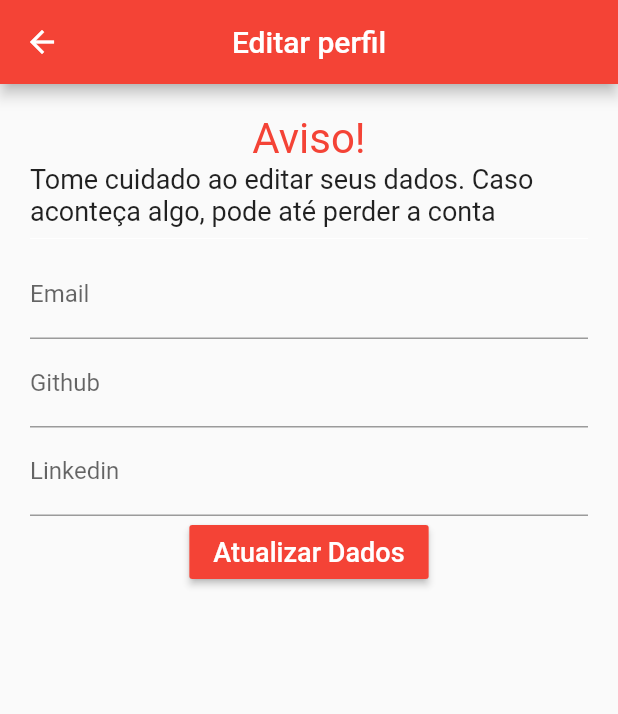
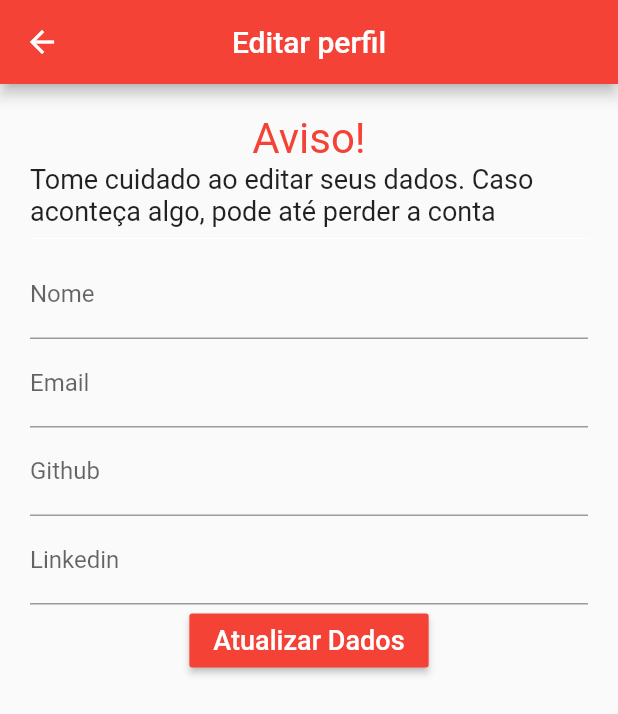
Before and after one commit to ramonpaolo/app-blog-data-science, a Flutter app: the Nav screen opened directly, item 2 of the bottom bar chosen, after a tap on "Editar", on a phone screen of 412 x 824 dp. Shown: the top 714 px of the screen. Run offline on Flutter 3.47's test engine with Material 2 defaults, Android fonts, the phone set to English and light mode, and no system bars; missing offline and left inert: mysql1, simple_splashscreen.

```diff
--- a/lib/login/Login.dart
+++ b/lib/login/Login.dart
@@ -2,6 +2,8 @@ import 'package:flutter/material.dart';
 import './Cadastro.dart';
 import '../navigation/Nav.dart';
 import 'package:mysql1/mysql1.dart';
+
+//https://sourceforge.net/projects/linux-4-flutter-devs/
 
 class Login extends StatefulWidget {
   @override
--- a/lib/navigation/Nav.dart
+++ b/lib/navigation/Nav.dart
@@ -63,8 +63,8 @@ class _NavState extends State<Nav> {
                   context,
                   MaterialPageRoute(
                       builder: (context) => AddConteudo(
-                            github: widget.github,
-                            id_user: widget.id_user,
+                            github: user["github"],
+                            id_user: user["id"],
                             email: widget.email,
                           )));
             },
@@ -85,7 +85,6 @@ class _NavState extends State<Nav> {
           onTap: (i) {
             setState(() {
               index = i;
-              print(widget.email);
             });
           },
           currentIndex: index,
--- a/lib/routes/home/Home.dart
+++ b/lib/routes/home/Home.dart
@@ -12,11 +12,15 @@ class Home extends StatefulWidget {
 class _HomeState extends State<Home> {
   Map projeto = {};
   List projetos = [];
+  List projetosPerson = [];
+  Map projetoPerson = {};
   int valor = 0;
   int limite = 15;
 
   Future<dynamic> getFutureDados() async {
-    var settings = ConnectionSettings();
+    var settings = ConnectionSettings(
+
+    );
     var conn = await MySqlConnection.connect(settings);
     var results = conn.query("select * from conteudo");
     await results
@@ -31,15 +35,26 @@ class _HomeState extends State<Home> {
                     "fast_describe": element["rapida_descricao"].toString(),
                     "describe": element["descricao"].toString(),
                     "github": element["github"].toString(),
-                    "criacao": element["criacao"].toString()
+                    "criacao": element["criacao"].toString(),
+                    "id_user": element["id_user"].toString()
                   };
                   projetos.add(projeto);
                 }
               })
             })
         .catchError((onError) => print("Errorr: ${onError}"));
+    valor = 0;
+    projetos.forEach((element) {
+      print(element);
+      var resultsPerson = conn.query("select * from users where id_user = ?", [
+        element["id_user"]
+      ]).then((value) => value.forEach((element) {
+            projetoPerson = {"nome": element["nome"]};
+            projetosPerson.add(projetoPerson);
+          }));
+    });
 
-    conn.close();
+    // conn.close();
     return projetos;
   }
 
@@ -88,6 +103,7 @@ class _HomeState extends State<Home> {
                                         ["fast_describe"],
                                     github: projetos[index]["github"],
                                     describe: projetos[index]["describe"],
+                                    autor: projetosPerson[index]["nome"],
                                   ))),
                     )));
                   });
--- a/lib/routes/pub/AddConteudo.dart
+++ b/lib/routes/pub/AddConteudo.dart
@@ -23,7 +23,7 @@ class _AddConteudoState extends State<AddConteudo> {
     var conn = await MySqlConnection.connect(settings);
     conn.query(
         "insert into conteudo (id_conteudo, title, github, rapida_descricao, descricao, id_user) values(null,?,?,?,?,?)",
-        [titulo, github, rapida_descricao, descricao, id_user]);
+        [titulo, github, rapida_descricao, descricao, widget.id_user]);
     Navigator.of(context).pop();
     Navigator.pushReplacement(
         context,
--- a/lib/routes/user/Edit.dart
+++ b/lib/routes/user/Edit.dart
@@ -2,12 +2,13 @@ import 'package:flutter/material.dart';
 import 'package:mysql1/mysql1.dart';
 
 class Edit extends StatefulWidget {
-  Edit({Key key, this.email, this.github, this.linkedin, this.id})
+  Edit({Key key, this.email, this.github, this.linkedin, this.id, this.nome})
       : super(key: key);
   final String email;
   final String github;
   final String linkedin;
   final String id;
+  final String nome;
 
   @override
   _EditState createState() => _EditState();
@@ -19,9 +20,10 @@ class _EditState extends State<Edit> {
   String email;
   String github;
   String linkedin;
+  String nome;
   bool snack = false;
 
-  Future connection(id, email, github, linkedin) async {
+  Future connection(id, email, github, linkedin, nome) async {
     var settings = ConnectionSettings();
     var conn = await MySqlConnection.connect(settings);
     var results = await conn
@@ -30,6 +32,8 @@ class _EditState extends State<Edit> {
         .query("update users set email = ? where id_user = ?", [email, id]);
     results = await conn.query(
         "update users set linkedin = ? where id_user = ?", [linkedin, id]);
+    results = await conn
+        .query("update users set nome = ? where id_user = ?", [nome, id]);
     conn.close();
   }
 
@@ -39,6 +43,7 @@ class _EditState extends State<Edit> {
     email = widget.email;
     github = widget.github;
     linkedin = widget.linkedin;
+    nome = widget.nome;
     super.initState();
   }
 
@@ -69,13 +74,14 @@ class _EditState extends State<Edit> {
                   Divider(
                     color: Colors.white,
                   ),
+                  formulario(TextInputType.name, nome, "Nome", nome),
                   formulario(TextInputType.emailAddress, email, "Email", email),
                   formulario(TextInputType.url, github, "Github", github),
                   formulario(TextInputType.url, linkedin, "Linkedin", linkedin),
                   RaisedButton(
                     onPressed: () {
                       if (key.currentState.validate()) {
-                        connection(widget.id, email, github, linkedin);
+                        connection(widget.id, email, github, linkedin, nome);
 
                         return Navigator.pop(context);
                       }
@@ -116,6 +122,9 @@ class _EditState extends State<Edit> {
           } else if (variavel == linkedin) {
             linkedin = context;
             print("Linkedin: " + linkedin);
+          } else if (variavel == nome) {
+            nome = context;
+            print("Nome: " + nome);
           }
         });
       },
--- a/lib/routes/user/User.dart
+++ b/lib/routes/user/User.dart
@@ -128,6 +128,7 @@ class _UsersState extends State<Users> {
                                           linkedin: user["linkedin"],
                                           email: user["email"],
                                           id: user["id"],
+                                          nome: user["nome"],
                                         )));
                           },
                           icon: Icon(
@@ -143,7 +144,7 @@ class _UsersState extends State<Users> {
                     ],
                   );
                 } else {
-                  return CircularProgressIndicator();
+                  return Center(child: CircularProgressIndicator());
                 }
               })),
     ));
--- a/lib/routes/visualizacao/Visualizacao.dart
+++ b/lib/routes/visualizacao/Visualizacao.dart
@@ -107,7 +107,7 @@ class _VisualizacaoState extends State<Visualizacao> {
                 color: Colors.white,
               ),
               Text(
-                "Ramon Paolo Maran",
+                "${widget.autor}",
                 style: TextStyle(fontSize: 16, fontWeight: FontWeight.bold),
               ),
             ],
```
